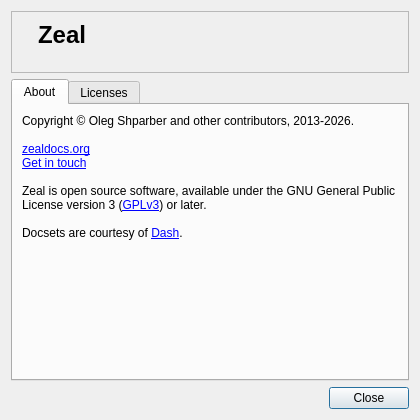
Before: the Qt Designer form src/libs/ui/aboutdialog.ui in zealdocs/zeal, drawn with Qt 5.
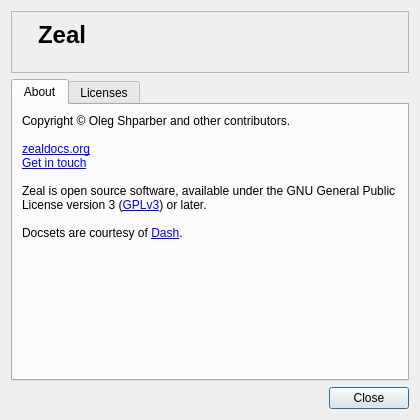
After: the same form once the commit is applied.

Commit message: chore: drop years from copyright notices (#2012)

The edit to the form file:
```diff
--- a/src/libs/ui/aboutdialog.ui
+++ b/src/libs/ui/aboutdialog.ui
@@ -73,7 +73,7 @@
        <item>
         <widget class="QLabel" name="label">
          <property name="text">
-          <string>Copyright &amp;copy; Oleg Shparber and other contributors, 2013-2026.
+          <string>Copyright &amp;copy; Oleg Shparber and other contributors.
 &lt;br&gt;&lt;br&gt;
 &lt;a href=&quot;https://zealdocs.org&quot;&gt;zealdocs.org&lt;/a&gt;
 &lt;br&gt;
```
The commit also changes 5 other files.
